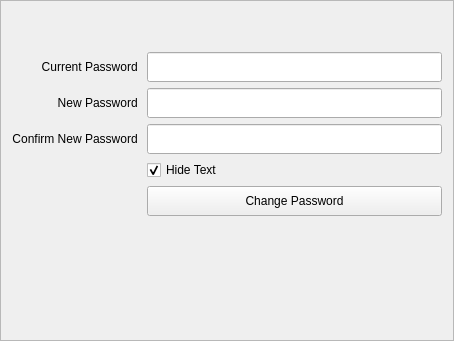
mysterylx/Judge, file source/JudgeClient/forms/FrameSetting.ui: the form before one commit.
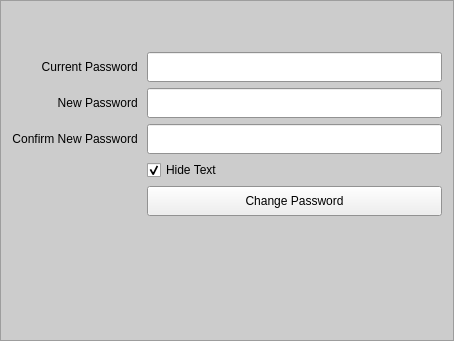
The form after the commit.

Patch:
```diff
--- a/source/JudgeClient/forms/FrameSetting.ui
+++ b/source/JudgeClient/forms/FrameSetting.ui
@@ -16,6 +16,70 @@
     <verstretch>0</verstretch>
    </sizepolicy>
   </property>
+  <property name="palette">
+   <palette>
+    <active>
+     <colorrole role="Base">
+      <brush brushstyle="SolidPattern">
+       <color alpha="255">
+        <red>255</red>
+        <green>255</green>
+        <blue>255</blue>
+       </color>
+      </brush>
+     </colorrole>
+     <colorrole role="Window">
+      <brush brushstyle="SolidPattern">
+       <color alpha="255">
+        <red>204</red>
+        <green>204</green>
+        <blue>204</blue>
+       </color>
+      </brush>
+     </colorrole>
+    </active>
+    <inactive>
+     <colorrole role="Base">
+      <brush brushstyle="SolidPattern">
+       <color alpha="255">
+        <red>255</red>
+        <green>255</green>
+        <blue>255</blue>
+       </color>
+      </brush>
+     </colorrole>
+     <colorrole role="Window">
+      <brush brushstyle="SolidPattern">
+       <color alpha="255">
+        <red>204</red>
+        <green>204</green>
+        <blue>204</blue>
+       </color>
+      </brush>
+     </colorrole>
+    </inactive>
+    <disabled>
+     <colorrole role="Base">
+      <brush brushstyle="SolidPattern">
+       <color alpha="255">
+        <red>204</red>
+        <green>204</green>
+        <blue>204</blue>
+       </color>
+      </brush>
+     </colorrole>
+     <colorrole role="Window">
+      <brush brushstyle="SolidPattern">
+       <color alpha="255">
+        <red>204</red>
+        <green>204</green>
+        <blue>204</blue>
+       </color>
+      </brush>
+     </colorrole>
+    </disabled>
+   </palette>
+  </property>
   <property name="windowTitle">
    <string>Frame</string>
   </property>
```
